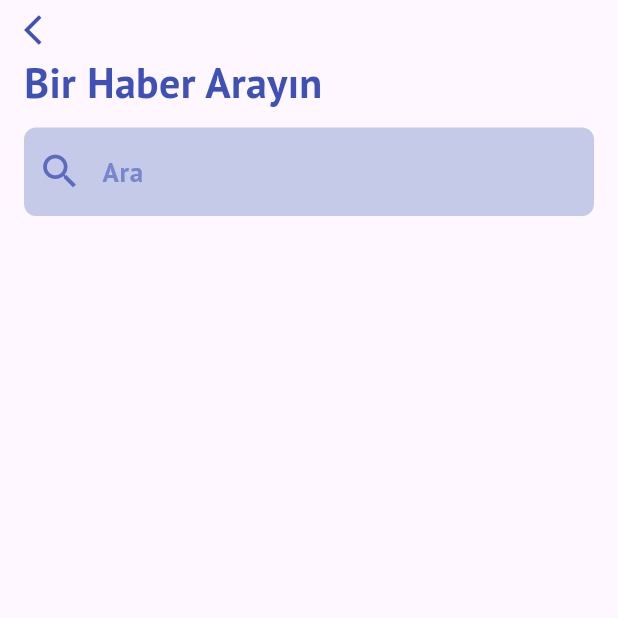
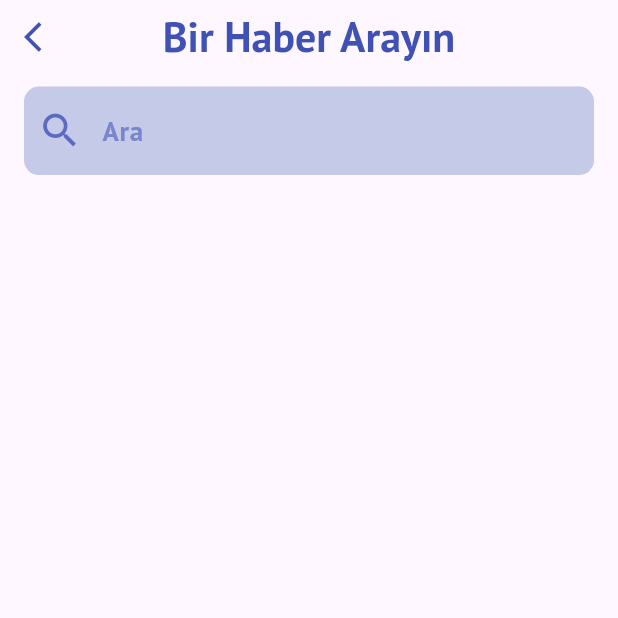
Before and after one commit to gczmurat/flutter_haber_uygulamasi, a Flutter app: the SearchPage screen opened directly with empty values, on a phone screen of 412 x 824 dp, the top half of it. Run offline on Flutter 3.47's test engine with Material 3 defaults, Android fonts, the phone set to English and light mode, and no system bars; our stand-ins replace google_fonts; network calls fail.

Commit message:
constants

```diff
--- a/flutter_haber_uygulamasi/lib/pages/search_page.dart
+++ b/flutter_haber_uygulamasi/lib/pages/search_page.dart
@@ -1,4 +1,5 @@
 import 'package:flutter/material.dart';
+import 'package:flutter_haber_uygulamasi/extension/media_query_extension.dart';
 import 'package:flutter_haber_uygulamasi/models/articles.dart';
 import 'package:flutter_haber_uygulamasi/pages/news_detail_page.dart';
 import 'package:flutter_haber_uygulamasi/utils/constants_design.dart';
@@ -34,7 +35,16 @@ class _SearchPageState extends State<SearchPage> {
   Widget build(BuildContext context) {
     return Scaffold(
       appBar: AppBar(
-        toolbarHeight: 35,
+        centerTitle: true,
+        title: Text(
+              "Bir Haber Arayın",
+              style: TextStyle(
+                  color: Colors.indigo,
+                  fontSize: 28,
+                  fontWeight: FontWeight.bold,
+                  fontFamily: GoogleFonts.ptSans().fontFamily),
+            ),
+        toolbarHeight: context.height*0.06,
         backgroundColor: Colors.transparent,
         elevation: 0,
         leading: IconButton(
@@ -47,21 +57,13 @@ class _SearchPageState extends State<SearchPage> {
             )),
       ),
       body: Padding(
-        padding: const EdgeInsets.symmetric(vertical: 0, horizontal: 16),
+        padding: const EdgeInsets.symmetric(horizontal: 16),
         child: Column(
           mainAxisAlignment: MainAxisAlignment.start,
           crossAxisAlignment: CrossAxisAlignment.start,
           children: [
-            Text(
-              "Bir Haber Arayın",
-              style: TextStyle(
-                  color: Colors.indigo,
-                  fontSize: 28,
-                  fontWeight: FontWeight.bold,
-                  fontFamily: GoogleFonts.ptSans().fontFamily),
-            ),
-            const SizedBox(
-              height: 10,
+            SizedBox(
+              height: context.height*0.01,
             ),
             TextField(
               onChanged: updateList,
@@ -69,7 +71,7 @@ class _SearchPageState extends State<SearchPage> {
                 filled: true,
                 fillColor: Colors.indigo.shade100,
                 border: OutlineInputBorder(
-                  borderRadius: BorderRadius.circular(8),
+                  borderRadius: BorderRadius.circular(kDefaultRadius),
                   borderSide: BorderSide.none,
                 ),
                 hintText: "Ara",
@@ -85,8 +87,8 @@ class _SearchPageState extends State<SearchPage> {
                 ),
               ),
             ),
-            const SizedBox(
-              height: 10,
+            SizedBox(
+              height: context.height*0.01,
             ),
             Expanded(
               child: ListView.builder(
@@ -96,7 +98,7 @@ class _SearchPageState extends State<SearchPage> {
                   child: Container(
                     decoration: BoxDecoration(
                       border: Border.all(color: Colors.indigo),
-                      borderRadius: BorderRadius.circular(10),
+                      borderRadius: BorderRadius.circular(kDefaultRadius),
                     ),
                     child: ListTile(
                       onTap: () {
@@ -130,7 +132,7 @@ class _SearchPageState extends State<SearchPage> {
                           fontFamily: GoogleFonts.ptSans().fontFamily,
                         ),
                       ),
-                      trailing: Icon(
+                      trailing: const Icon(
                         Icons.arrow_forward_ios,
                         color: Colors.indigo,
                         size: 30,
--- a/flutter_haber_uygulamasi/lib/utils/app_constants.dart
+++ b/flutter_haber_uygulamasi/lib/utils/app_constants.dart
@@ -1,5 +1,3 @@
-import 'dart:ui';
-
 import 'package:flutter/material.dart';
 import 'package:google_fonts/google_fonts.dart';
 
@@ -16,5 +14,7 @@ TextStyle globalDefaultFieldValueStyle(
   return Theme.of(context)
       .textTheme
       .titleSmall!
-      .copyWith(fontWeight: FontWeight.normal);
+      .copyWith(fontSize: 28,
+      fontWeight: FontWeight.bold,
+      fontFamily: GoogleFonts.ptSans().fontFamily,color: Colors.indigo);
 }
--- a/flutter_haber_uygulamasi/lib/utils/constants_design.dart
+++ b/flutter_haber_uygulamasi/lib/utils/constants_design.dart
@@ -1,5 +1,7 @@
 const kDefaultPadding = 8.0;
 
-const kDefaultNormalPadding = 12.0;
+const kDefaultNormalPadding = 10.0;
 
-const kDefaultRadius = 12.0;
+const kSymetricPadding = 20.0;
+
+const kDefaultRadius = 10.0;
```
Also changed, not shown: flutter_haber_uygulamasi/lib/pages/news_detail_page.dart (+6 -5 lines), flutter_haber_uygulamasi/lib/pages/news_page.dart (+32 -16 lines).
